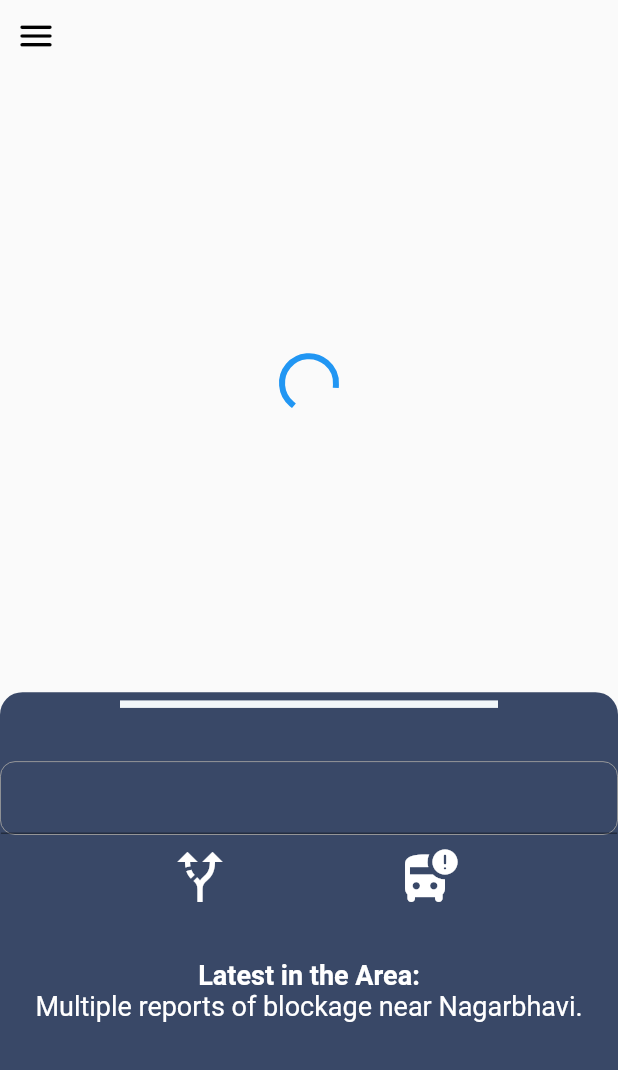
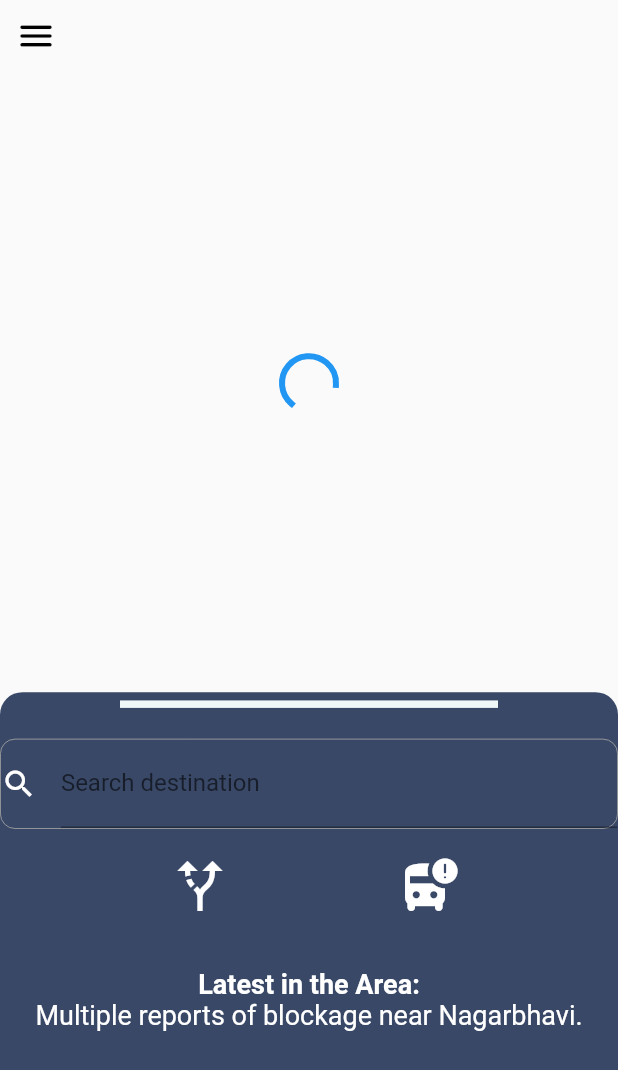
Before and after one commit to sathya-pramodh/Vidyut-Kranti, a Flutter app: the first screen one second after launch, on a phone screen of 412 x 824 dp. Shown: the top 1070 px of the screen. Run offline on Flutter 3.47's test engine with Material 2 defaults, Android fonts, the phone set to English and light mode, and no system bars; drawn by our look-alikes of google_places_flutter; our stand-ins replace cloud_firestore, dropdown_search, firebase_auth, firebase_core, flutter_dotenv, geolocator and 1 more; missing offline and left inert: flutter_config, flutter_polyline_points, multilevel_drawer; accounts and stored records are empty.

Commit message:
Ui redesign

```diff
--- a/lib/pages/home_page.dart
+++ b/lib/pages/home_page.dart
@@ -127,13 +127,22 @@ class _HomePageState extends State<HomePage> {
                   SizedBox(
                     height: 15,
                   ),
-                  SizedBox(
-                    height: 15,
-                  ),
+
                   GooglePlaceAutoCompleteTextField(
                     textEditingController: _textController,
                     googleAPIKey: dotenv.env["PLACES_API_KEY"]!,
                     isLatLngRequired: true,
+                    textStyle: TextStyle(
+                      color: Colors.white,
+                    ),
+                    inputDecoration: InputDecoration(
+                      hintText: "Search for destination",
+                      labelText: 'Search destination',
+                      icon: Icon(
+                        Icons.search,
+                        color: Colors.white,
+                      ),
+                    ),
                     getPlaceDetailWithLatLng: (Prediction prediction) async {
                       Navigator.of(context).push(
                         MaterialPageRoute(
@@ -166,6 +175,9 @@ class _HomePageState extends State<HomePage> {
                     },
                     isCrossBtnShown: true,
                   ),
+                  SizedBox(
+                    height: 10,
+                  ),
                   Row(
                     mainAxisAlignment: MainAxisAlignment.spaceEvenly,
                     children: [
@@ -195,12 +207,6 @@ class _HomePageState extends State<HomePage> {
                                   ),
                                 ),
                                 const SizedBox(height: 15),
-                                TextButton(
-                                  onPressed: () {
-                                    Navigator.pop(context);
-                                  },
-                                  child: const Text('Close'),
-                                ),
                               ],
                             ),
                           ),
@@ -238,12 +244,6 @@ class _HomePageState extends State<HomePage> {
                                   ),
                                 ),
                                 const SizedBox(height: 15),
-                                TextButton(
-                                  onPressed: () {
-                                    Navigator.pop(context);
-                                  },
-                                  child: const Text('Close'),
-                                ),
                               ],
                             ),
                           ),
```
